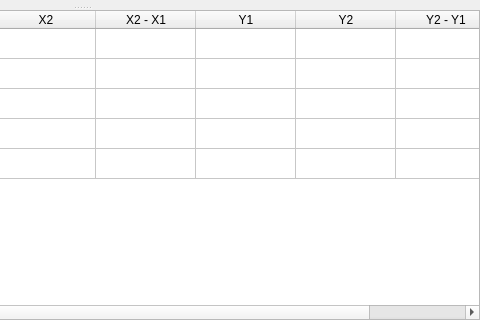
Before: the Qt Designer form src/SVGraphPanel/forms/graphPanel.ui in Tyill/SVisual, drawn with Qt 5; both pictures show x 316 to 796 and y 237 to 557 of the 796 by 557 pixel window.
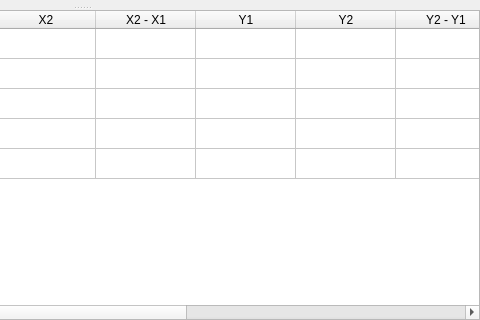
After: the same form once the commit is applied. Icons and pictures are not drawn. Custom widgets are drawn as their Qt base class.

Commit message: SVGraphPanel -add base stat in table

Diff of the .ui file:
```diff
--- a/src/SVGraphPanel/forms/graphPanel.ui
+++ b/src/SVGraphPanel/forms/graphPanel.ui
@@ -594,6 +594,21 @@
         <string>Y2 - Y1</string>
        </property>
       </column>
+      <column>
+       <property name="text">
+        <string>MIN</string>
+       </property>
+      </column>
+      <column>
+       <property name="text">
+        <string>MAX</string>
+       </property>
+      </column>
+      <column>
+       <property name="text">
+        <string>MEAN</string>
+       </property>
+      </column>
      </widget>
     </widget>
    </item>
```
Left out of the diff: 4 changed lines with no effect on the pictures. The commit also changes 4 other files.
